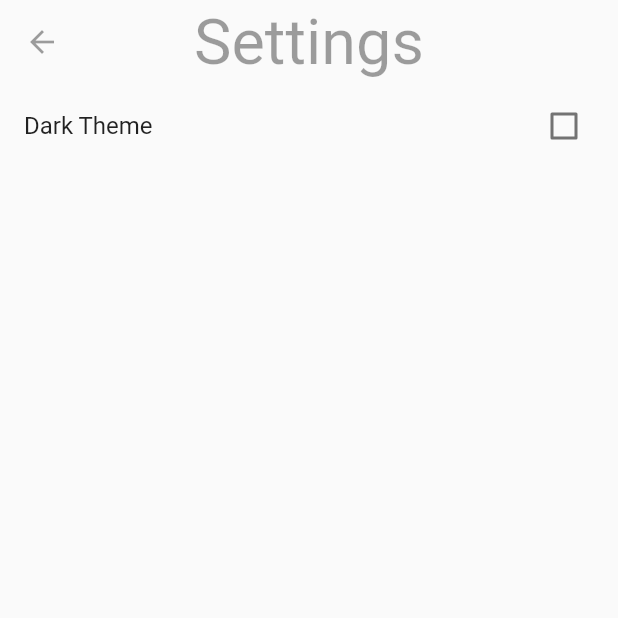
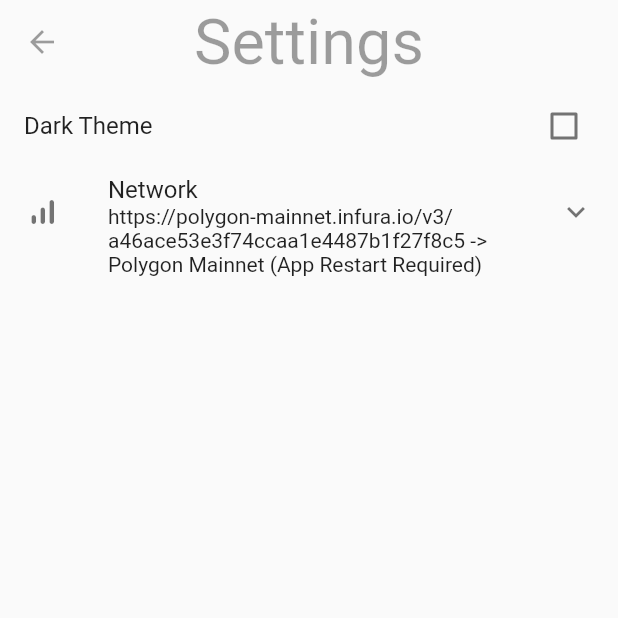
Before and after one commit to GlassVault/app, a Flutter app: the SettingsScreen screen opened directly, on a phone screen of 412 x 824 dp, the top half of it. Run offline on Flutter 3.47's test engine with Material 2 defaults, Android fonts, the phone set to English and light mode, and no system bars; our stand-ins replace custom_navigation_bar, get, hive; missing offline and left inert: flutter_gradient_colors, gradient_ui_widgets, web3dart; accounts and stored records are empty.

Commit message:
Network switching

```diff
--- a/lib/main.dart
+++ b/lib/main.dart
@@ -10,12 +10,30 @@
 import 'package:web3dart/web3dart.dart';
 
 class Properties {
-  static const String RPC_SERVER =
-      "https://mainnet.infura.io/v3/a46ace53e3f74ccaa1e4487b1f27f8c5";
+  static String initializedNetwork = "...";
+  static const String PROJECT_ID = "a46ace53e3f74ccaa1e4487b1f27f8c5";
+  static const String DEFAULT_NETWORK = "Polygon Mainnet";
+  static const Map<String, String> NETWORKS = <String, String>{
+    'Mainnet': 'https://mainnet.infura.io/v3/$PROJECT_ID',
+    'Ropsten': 'https://ropsten.infura.io/v3/$PROJECT_ID',
+    'Kovan': 'https://kovan.infura.io/v3/$PROJECT_ID',
+    'Rinkeby': 'https://rinkeby.infura.io/v3/$PROJECT_ID',
+    'Goerli': 'https://goerli.infura.io/v3/$PROJECT_ID',
+    'Polygon Mainnet': 'https://polygon-mainnet.infura.io/v3/$PROJECT_ID',
+    'Polygon Mumbai': 'https://polygon-mumbai.infura.io/v3/$PROJECT_ID',
+    'Arbitrum Mainnet': 'https://arbitrum-mainnet.infura.io/v3/$PROJECT_ID',
+    'Arbitrum Rinkeby': 'https://arbitrum-rinkeby.infura.io/v3/$PROJECT_ID',
+    'Optimism Mainnet': 'https://optimism-mainnet.infura.io/v3/$PROJECT_ID',
+    'Optimism Kovan': 'https://optimism-kovan.infura.io/v3/$PROJECT_ID'
+  };
 }
 
-Future<Web3Client> initRPC() async =>
-    Web3Client(Properties.RPC_SERVER, Client());
+Future<Web3Client> initRPC(String net) async {
+  Properties.initializedNetwork = Properties.NETWORKS.containsKey(net)
+      ? Properties.NETWORKS[net]!
+      : Properties.NETWORKS[Properties.DEFAULT_NETWORK]!;
+  return Web3Client(Properties.initializedNetwork, Client());
+}
 
 Future<Box> initStorage() async {
   if (!kIsWeb) {
@@ -27,10 +45,12 @@
 
 void main() {
   WidgetsFlutterBinding.ensureInitialized();
-  initStorage().then((box) => initRPC().then((rpc) => runApp(BlackVault(
-        rpc: rpc,
-        box: box,
-      ))));
+  initStorage().then((box) =>
+      initRPC(box.get("network", defaultValue: Properties.DEFAULT_NETWORK))
+          .then((rpc) => runApp(BlackVault(
+                rpc: rpc,
+                box: box,
+              ))));
 }
 
 class BlackVault extends StatefulWidget {
--- a/lib/ui/screen/settings.dart
+++ b/lib/ui/screen/settings.dart
@@ -1,3 +1,4 @@
+import 'package:flutter/foundation.dart';
 import 'package:flutter/material.dart';
 import 'package:get/get.dart';
 import 'package:glassvault/main.dart';
@@ -11,10 +12,15 @@ class SettingsScreen extends StatefulWidget {
 
 class _SettingsScreenState extends State<SettingsScreen> {
   late bool dark;
+  late List<String> networks;
+  late String network;
 
   @override
   void initState() {
+    networks = Properties.NETWORKS.keys.toList(growable: false);
     dark = context.box().get("dark", defaultValue: false);
+    network =
+        context.box().get("network", defaultValue: Properties.DEFAULT_NETWORK);
     super.initState();
   }
 
@@ -34,7 +40,36 @@ class _SettingsScreenState extends State<SettingsScreen> {
                     dark = f!;
                     context.box().put("dark", f);
                     Get.forceAppUpdate();
-                  }))
+                  })),
+          ExpansionTile(
+            title: Text("Network"),
+            leading: Icon(Icons.signal_cellular_alt_rounded),
+            subtitle: Text(Properties.initializedNetwork == network
+                ? network
+                : Properties.initializedNetwork +
+                    " -> " +
+                    network +
+                    " (App Restart Required)"),
+            children: [
+              ListView.builder(
+                shrinkWrap: true,
+                itemBuilder: (context, pos) => RadioListTile<String>(
+                    value: networks[pos],
+                    groupValue: network,
+                    title: Text(networks[pos]),
+                    onChanged: (f) => setState(() {
+                          network = f!;
+                          context.box().put("network", network);
+                          ScaffoldMessenger.of(context).clearSnackBars();
+                          ScaffoldMessenger.of(context).showSnackBar(SnackBar(
+                              content: Text(kIsWeb
+                                  ? "You need to refresh/relaunch to switch networks."
+                                  : "You need to relaunch Black Vault to change the network.")));
+                        })),
+                itemCount: Properties.NETWORKS.length,
+              )
+            ],
+          )
         ],
       ),
     );
```
Also changed, not shown: 1 other file.
